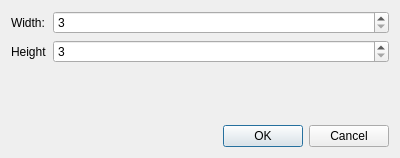
Qt form maze/static/ui/newmaze.ui (MarekSuchanek/maze) before a commit.
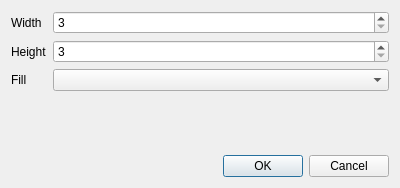
The same form after that commit. Icons and pictures are not drawn.

Commit message: New maze fill selection

What changed in the file:
```diff
--- a/maze/static/ui/newmaze.ui
+++ b/maze/static/ui/newmaze.ui
@@ -7,7 +7,7 @@
     <x>0</x>
     <y>0</y>
     <width>400</width>
-    <height>158</height>
+    <height>188</height>
    </rect>
   </property>
   <property name="windowTitle">
@@ -23,7 +23,7 @@
      <item row="0" column="0">
       <widget class="QLabel" name="label">
        <property name="text">
-        <string>Width:</string>
+        <string>Width</string>
        </property>
        <property name="buddy">
         <cstring>widthBox</cstring>
@@ -60,6 +60,19 @@
        </property>
       </widget>
      </item>
+     <item row="2" column="0">
+      <widget class="QLabel" name="label_3">
+       <property name="text">
+        <string>Fill</string>
+       </property>
+       <property name="buddy">
+        <cstring>selectFill</cstring>
+       </property>
+      </widget>
+     </item>
+     <item row="2" column="1">
+      <widget class="QComboBox" name="selectFill"/>
+     </item>
     </layout>
    </item>
    <item>
```
Left out of the diff: 2 changed lines with no effect on the pictures. The commit also changes 1 other file.
